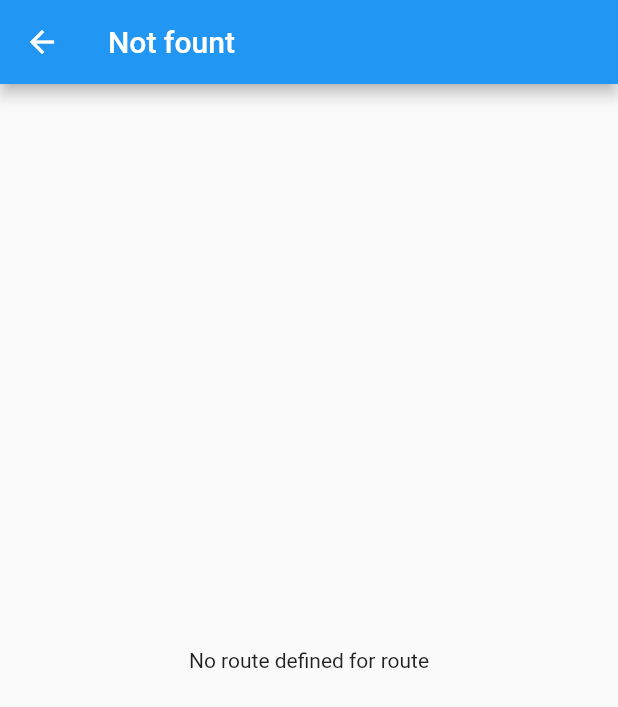
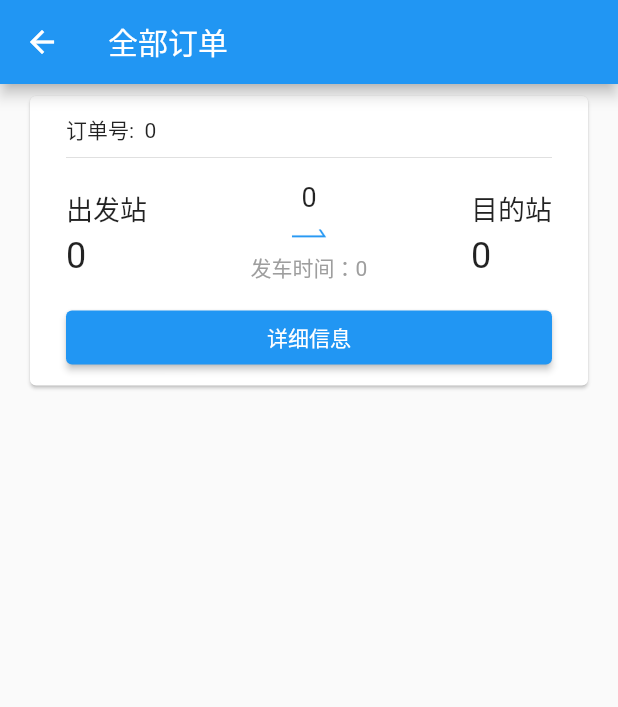
Before and after one commit to ZWN2001/TrainClientFlutter, a Flutter app: the OrderPage screen opened directly, after a tap on "全部订单", on a phone screen of 412 x 824 dp. Shown: the top 707 px of the screen. Run offline on Flutter 3.47's test engine with Material 2 defaults, Android fonts, the phone set to English and light mode, and no system bars; our stand-ins replace dio, fluttertoast, webview_flutter.

Commit message:
feat:全部订单界面

```diff
--- a/lib/route/route_table.dart
+++ b/lib/route/route_table.dart
@@ -1,9 +1,10 @@
 import 'package:flutter/material.dart';
-import 'package:train_client_flutter/ui/ticket_unpaied.dart';
+import 'package:train_client_flutter/ui/order_all.dart';
+import 'package:train_client_flutter/ui/order_unpaied.dart';
 
 import '../ui/main_page.dart';
 import '../ui/splash.dart';
-import '../ui/ticket_paied.dart';
+import '../ui/order_paied.dart';
 
 /// 路由表
 class RouteTable {
@@ -13,8 +14,9 @@ class RouteTable {
     '/': (context) =>  const Splash(),
     // 主界面
     '/main_page': (context) => const MainPage(),
-    '/ticket_unpaid':(context) => const TicketUnpaiedPage(),
-    '/ticket_paid':(context) => const TicketPaiedPage(),
+    '/order_unpaid':(context) => const OrderUnpaiedPage(),
+    '/order_paid':(context) => const OrderPaiedPage(),
+    '/order_all':(context) => const OrderAllPage(),
   };
 
   //鉴权拦截表
--- /dev/null
+++ b/lib/ui/order_all.dart
@@ -0,0 +1,42 @@
+import 'package:flutter/material.dart';
+
+import '../bean/bean.dart';
+import '../widget/cards.dart';
+
+class OrderAllPage extends StatefulWidget{
+  const OrderAllPage({Key? key}) : super(key: key);
+
+  @override
+  State<StatefulWidget> createState() =>OrderAllState();
+
+}
+
+class OrderAllState extends State<OrderAllPage>{
+  OrderGeneral o = OrderGeneral.fromJson({});
+  late List<OrderGeneral> list = [o];
+
+
+  @override
+  Widget build(BuildContext context) {
+    return Scaffold(
+      appBar: AppBar(title: const Text("全部订单"),),
+      body: list.isEmpty?_noTicketWidget():_ticketsWidget(),
+    );
+  }
+  Widget _noTicketWidget(){
+    return const Center(
+      child: Text("暂无已支付订单",style: TextStyle(fontSize: 20),),
+    );
+  }
+
+  Widget _ticketsWidget(){
+    return SingleChildScrollView(
+      child: Column(
+        children: [
+          TicketPaiedCard(orderGeneral: list.first,)
+        ],
+      ),
+    );
+  }
+
+}
--- a/lib/ui/order_page.dart
+++ b/lib/ui/order_page.dart
@@ -42,9 +42,9 @@ class OrderPage extends StatelessWidget {
                 const SizedBox(height: 8,),
                 Row(
                   children: [
-                    Expanded(child: _buttonsItem(context,Icons.account_balance_wallet_outlined, '待支付', '/ticket_unpaid')),
-                    Expanded(child: _buttonsItem(context,Icons.assignment_outlined, '已支付', '/ticket_paid')),
-                    Expanded(child: _buttonsItem(context,Icons.assignment_turned_in_outlined, '全部订单', 'route')),
+                    Expanded(child: _buttonsItem(context,Icons.account_balance_wallet_outlined, '待支付', '/order_unpaid')),
+                    Expanded(child: _buttonsItem(context,Icons.assignment_outlined, '已支付', '/order_paid')),
+                    Expanded(child: _buttonsItem(context,Icons.assignment_turned_in_outlined, '全部订单', '/order_all')),
                     Expanded(child: _buttonsItem(context,Icons.local_mall_outlined, '我的车票', 'route')),
                   ],
                 ),
```
Also changed, not shown: lib/ui/order_paied.dart (renamed from lib/ui/ticket_paied.dart, +10 -8 lines), lib/ui/order_unpaied.dart (renamed from lib/ui/ticket_unpaied.dart, +4 -4 lines).
